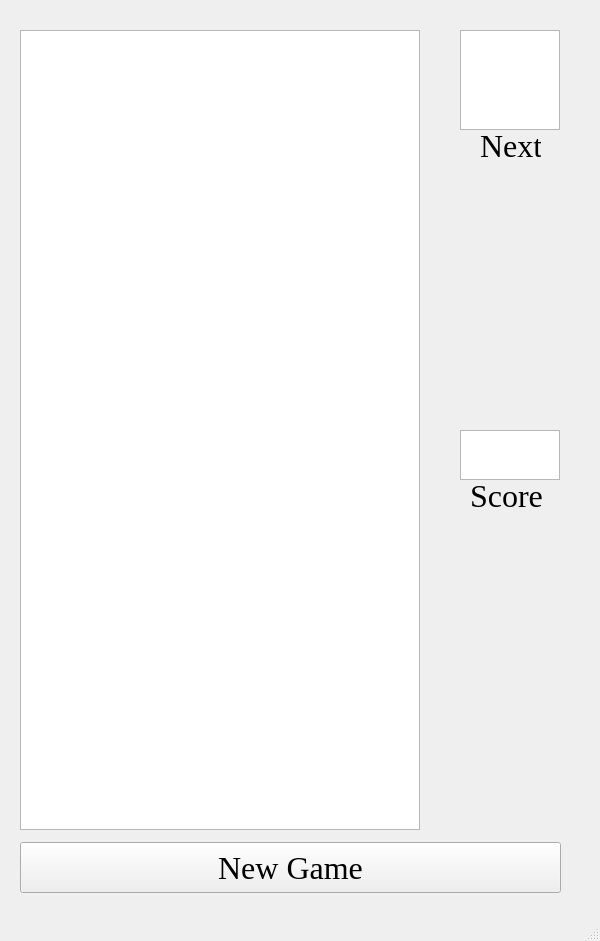
Old version of the form gui.ui in the repository 4anky/Tetris.
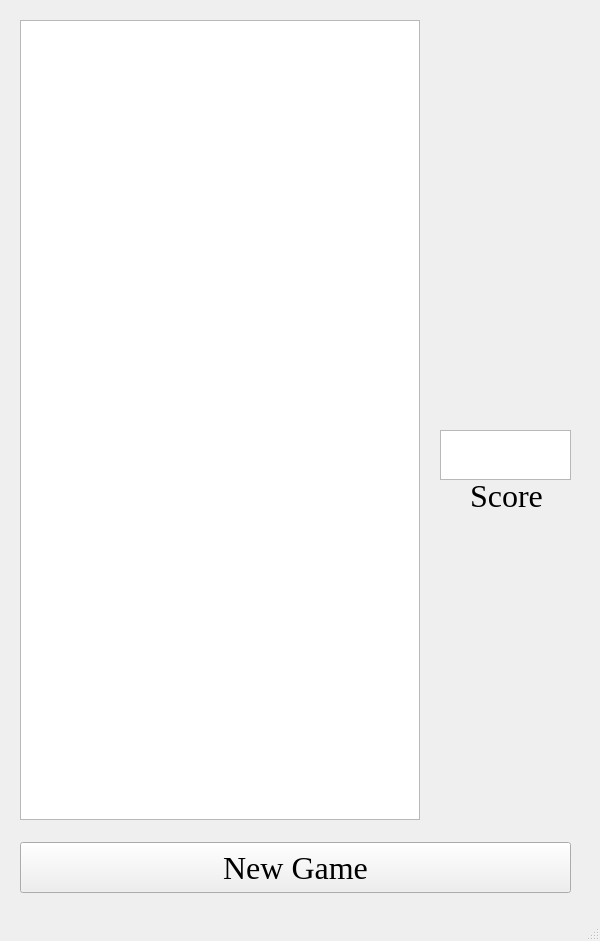
New version of the form.

```diff
--- a/gui.ui
+++ b/gui.ui
@@ -42,7 +42,7 @@
     <property name="geometry">
      <rect>
       <x>20</x>
-      <y>30</y>
+      <y>20</y>
       <width>400</width>
       <height>800</height>
      </rect>
@@ -57,22 +57,12 @@
      <enum>Qt::ScrollBarAlwaysOff</enum>
     </property>
    </widget>
-   <widget class="QGraphicsView" name="view_nextitem">
-    <property name="geometry">
-     <rect>
-      <x>460</x>
-      <y>30</y>
-      <width>100</width>
-      <height>100</height>
-     </rect>
-    </property>
-   </widget>
    <widget class="QTextBrowser" name="text_score">
     <property name="geometry">
      <rect>
-      <x>460</x>
+      <x>440</x>
       <y>430</y>
-      <width>100</width>
+      <width>131</width>
       <height>50</height>
      </rect>
     </property>
@@ -103,7 +93,7 @@
      <rect>
       <x>20</x>
       <y>842</y>
-      <width>541</width>
+      <width>551</width>
       <height>51</height>
      </rect>
     </property>
@@ -139,28 +129,6 @@
      <string>Score</string>
     </property>
    </widget>
-   <widget class="QLabel" name="lbl_score_2">
-    <property name="geometry">
-     <rect>
-      <x>480</x>
-      <y>130</y>
-      <width>61</width>
-      <height>31</height>
-     </rect>
-    </property>
-    <property name="font">
-     <font>
-      <family>Times New Roman</family>
-      <pointsize>24</pointsize>
-     </font>
-    </property>
-    <property name="layoutDirection">
-     <enum>Qt::LeftToRight</enum>
-    </property>
-    <property name="text">
-     <string>Next</string>
-    </property>
-   </widget>
   </widget>
   <widget class="QMenuBar" name="menubar">
    <property name="geometry">
```
